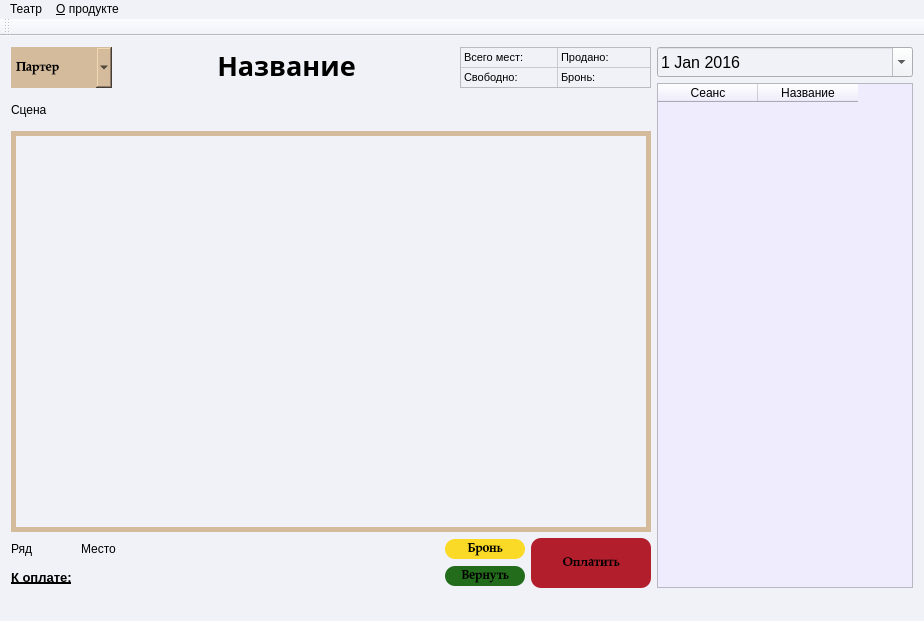
This is VTeatre/mainwindow.ui in sashaserg/Cursovaya as Qt 5 draws it before an edit. The edited form follows.
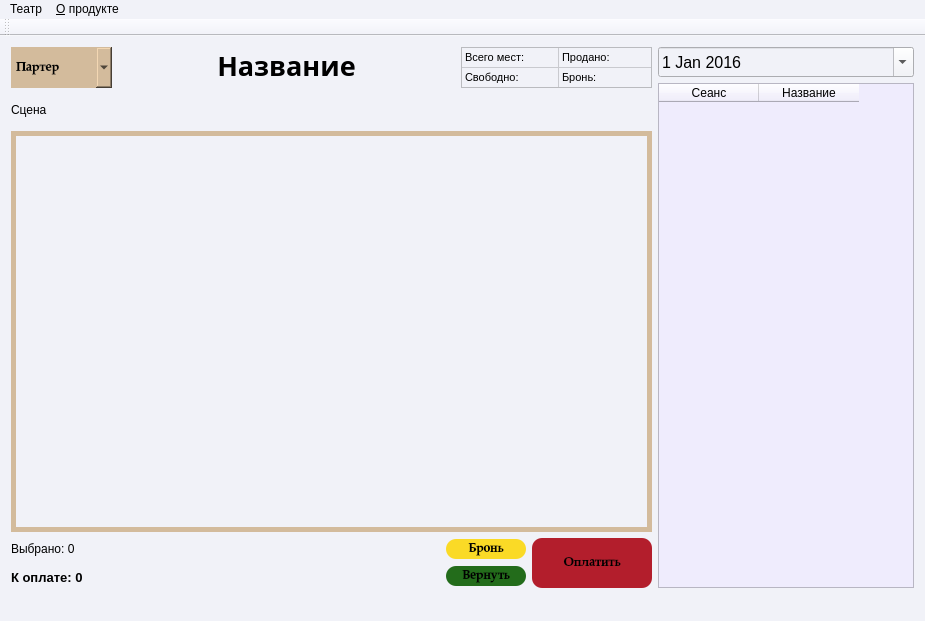
This is the edited form.

Commit message: пофиксил + выбрано и к оплате

Patch:
```diff
--- a/VTeatre/mainwindow.ui
+++ b/VTeatre/mainwindow.ui
@@ -6,7 +6,7 @@
    <rect>
     <x>0</x>
     <y>0</y>
-    <width>924</width>
+    <width>925</width>
     <height>620</height>
    </rect>
   </property>
@@ -389,20 +389,7 @@
                </size>
               </property>
               <property name="text">
-               <string>Ряд</string>
-              </property>
-             </widget>
-            </item>
-            <item>
-             <widget class="QLabel" name="label_5">
-              <property name="minimumSize">
-               <size>
-                <width>90</width>
-                <height>0</height>
-               </size>
-              </property>
-              <property name="text">
-               <string>Место</string>
+               <string>Выбрано: 0</string>
               </property>
              </widget>
             </item>
@@ -422,11 +409,11 @@
               <pointsize>10</pointsize>
               <weight>75</weight>
               <bold>true</bold>
-              <underline>true</underline>
+              <underline>false</underline>
              </font>
             </property>
             <property name="text">
-             <string>К оплате:</string>
+             <string>К оплате: 0</string>
             </property>
            </widget>
           </item>
@@ -559,7 +546,7 @@
     <rect>
      <x>0</x>
      <y>0</y>
-     <width>924</width>
+     <width>925</width>
      <height>21</height>
     </rect>
    </property>
```
Left out of the diff: 2 changed lines with no effect on the pictures. The commit also changes 8 other files.
